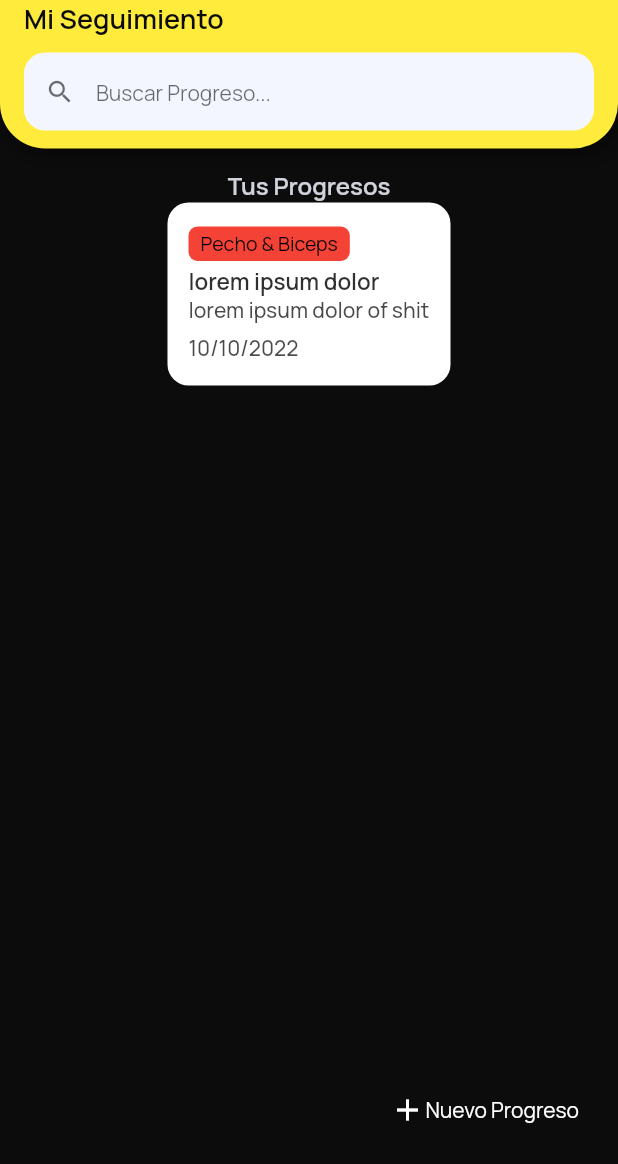
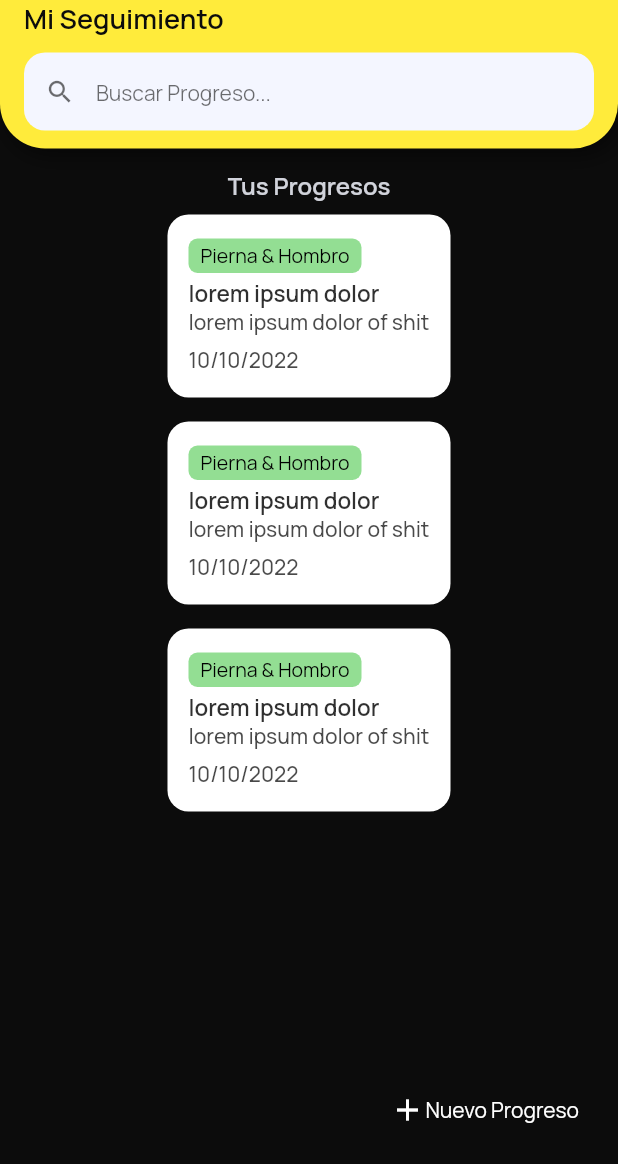
Before and after one commit to rexnike/bitacora, a Flutter app: the screen it shows after launch, on a phone screen of 412 x 824 dp, the part 72-1236 px from its top. Run offline on Flutter 3.47's test engine with Material 2 defaults, Android fonts, the phone set to English and light mode, and no system bars; our stand-ins replace cloud_firestore, firebase_core, google_fonts; accounts and stored records are empty.

Commit message:
octavo comit

```diff
--- a/lib/pages/home_page.dart
+++ b/lib/pages/home_page.dart
@@ -1,6 +1,7 @@
 
 import 'package:bitacora/ui/general/colors.dart';
 import 'package:bitacora/ui/widgets/general_widgets.dart';
+import 'package:bitacora/ui/widgets/item_task_widget.dart';
 import 'package:bitacora/ui/widgets/textfield_search_widget.dart';
 import 'package:cloud_firestore/cloud_firestore.dart';
 import 'package:flutter/material.dart';
@@ -106,68 +107,10 @@ class HomePage extends StatelessWidget {
           ),
           ),
 
-          Container(
-            padding: const EdgeInsets.symmetric(horizontal: 14.0, vertical: 16.0),
-            decoration: BoxDecoration(
-              color: Colors.white,
-              borderRadius: BorderRadius.circular(14.0),
-              boxShadow: [
-                BoxShadow(
-                  color: Colors.black.withOpacity(0.04),
-                  offset: const Offset(4, 4),
-                  blurRadius: 12.0,
-                ),
-              ]
-            ),
-            child: Column(
-              crossAxisAlignment: CrossAxisAlignment.start,
-              children: [
+          ItemTaskWidget(),
+          ItemTaskWidget(),
+          ItemTaskWidget(),
 
-                Container(
-                  padding:const EdgeInsets.symmetric(horizontal: 8.0, vertical: 2.5),
-                  decoration: BoxDecoration(
-                    color: Colors.red,
-                    borderRadius: BorderRadius.circular(6.0),
-                  ),
-                  child: Text("Pecho & Biceps",
-                  style: TextStyle(
-                    color: Colors.black,
-                    fontSize: 13.0,
-                  ),
-                  ),
-                ),
-
-                divider3(),
-
-                Text("lorem ipsum dolor",
-                style: TextStyle(
-                  fontSize: 15.0,
-                  fontWeight: FontWeight.w600,
-                  color: kBrandPrimaryColor.withOpacity(0.85),
-                ),
-                ),
-
-                Text("lorem ipsum dolor of shit",
-                style: TextStyle(
-                  fontSize: 14.0,
-                  fontWeight: FontWeight.w500,
-                  color: kBrandPrimaryColor.withOpacity(0.75),
-                ),
-                ),
-
-                divider6(),
-
-                Text("10/10/2022",
-                style: TextStyle(
-                  fontSize: 14.0,
-                  fontWeight: FontWeight.w500,
-                  color: kBrandPrimaryColor.withOpacity(0.75),
-                ),
-                ),
-
-              ],
-            ),
-          ),
             ],
           ),
          ),
--- a/lib/ui/general/colors.dart
+++ b/lib/ui/general/colors.dart
@@ -4,3 +4,10 @@ import 'dart:ui';
 Color kBrandPrimaryColor = const Color.fromARGB(255, 12, 12, 12);
 Color kBrandSecundatyColor = const Color(0xffF4F6FF);
 Color kBrandtercerColor = const Color.fromARGB(255, 12, 12, 12);
+
+Map<String, Color> categoryColor = {
+  "Pecho & Biceps": Color.fromARGB(246, 245, 4, 4),
+  "Espalda & Triceps": Color.fromARGB(115, 22, 4, 184),
+  "Pierna & Hombro": Color.fromARGB(111, 8, 180, 8),
+  "Antebrazos & Deltoides": Color.fromARGB(218, 236, 157, 9),
+};
--- /dev/null
+++ b/lib/ui/widgets/item_category_widget.dart
@@ -0,0 +1,27 @@
+
+import 'package:bitacora/ui/general/colors.dart';
+import 'package:flutter/material.dart';
+
+class itemCategoryWidget extends StatelessWidget {
+
+  String text;
+  itemCategoryWidget({required this.text,});
+
+  @override
+  Widget build(BuildContext context) {
+    return Container(
+                padding:const EdgeInsets.symmetric(horizontal: 8.0, vertical: 2.5),
+                decoration: BoxDecoration(
+                  color: categoryColor[text],
+                  borderRadius: BorderRadius.circular(6.0),
+                ),
+                child: Text(
+                  text,
+                  style: TextStyle(
+                    color: Colors.black,
+                    fontSize: 13.0,
+                  ),
+                ),
+              );
+  }
+}
--- /dev/null
+++ b/lib/ui/widgets/item_task_widget.dart
@@ -0,0 +1,67 @@
+
+import 'package:bitacora/ui/general/colors.dart';
+import 'package:bitacora/ui/widgets/general_widgets.dart';
+import 'package:bitacora/ui/widgets/item_category_widget.dart';
+import 'package:flutter/material.dart';
+
+class ItemTaskWidget extends StatelessWidget {
+  const ItemTaskWidget({super.key});
+
+  @override
+  Widget build(BuildContext context) {
+    return Container(
+            padding:
+            const EdgeInsets.symmetric(horizontal: 14.0, vertical: 16.0),
+            margin:const EdgeInsets.symmetric(vertical: 8.0),
+            decoration: BoxDecoration(
+              color: Colors.white,
+              borderRadius: BorderRadius.circular(14.0),
+              boxShadow: [
+                BoxShadow(
+                  color: Colors.black.withOpacity(0.04),
+                  offset: const Offset(4, 4),
+                  blurRadius: 12.0,
+                ),
+              ]
+            ),
+            child: Column(
+              crossAxisAlignment: CrossAxisAlignment.start,
+              children: [
+
+                itemCategoryWidget(
+                  text: "Pierna & Hombro",
+                ),
+
+                divider3(),
+
+                Text("lorem ipsum dolor",
+                style: TextStyle(
+                  fontSize: 15.0,
+                  fontWeight: FontWeight.w600,
+                  color: kBrandPrimaryColor.withOpacity(0.85),
+                ),
+                ),
+
+                Text("lorem ipsum dolor of shit",
+                style: TextStyle(
+                  fontSize: 14.0,
+                  fontWeight: FontWeight.w500,
+                  color: kBrandPrimaryColor.withOpacity(0.75),
+                ),
+                ),
+
+                divider6(),
+
+                Text("10/10/2022",
+                style: TextStyle(
+                  fontSize: 14.0,
+                  fontWeight: FontWeight.w500,
+                  color: kBrandPrimaryColor.withOpacity(0.75),
+                ),
+                ),
+
+              ],
+            ),
+          );
+  }
+}
```
